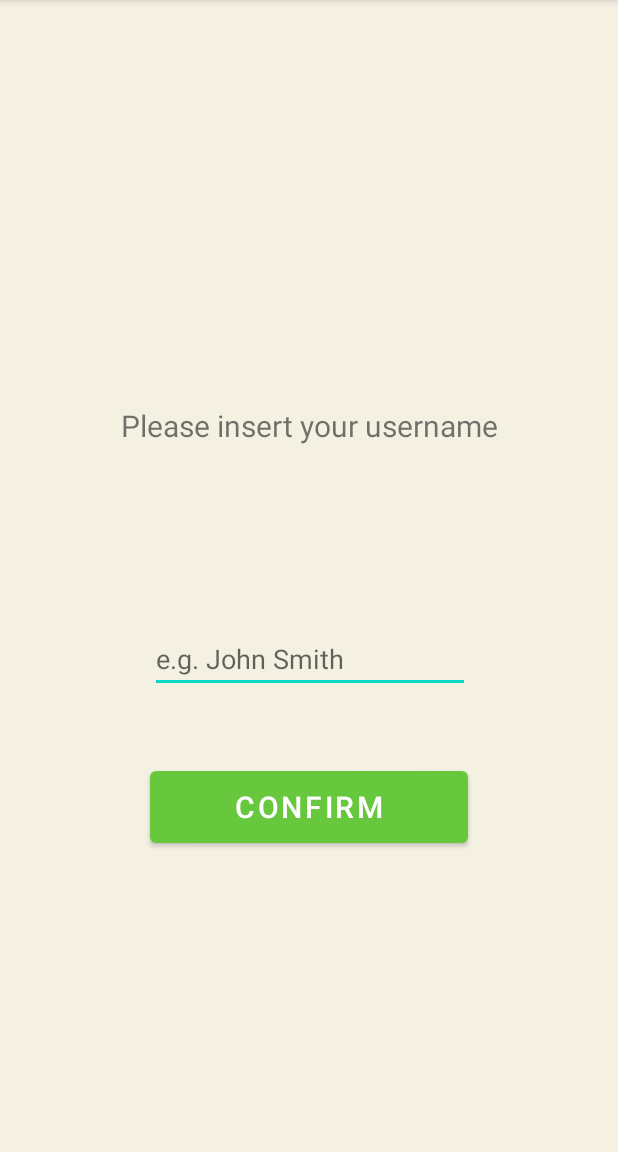
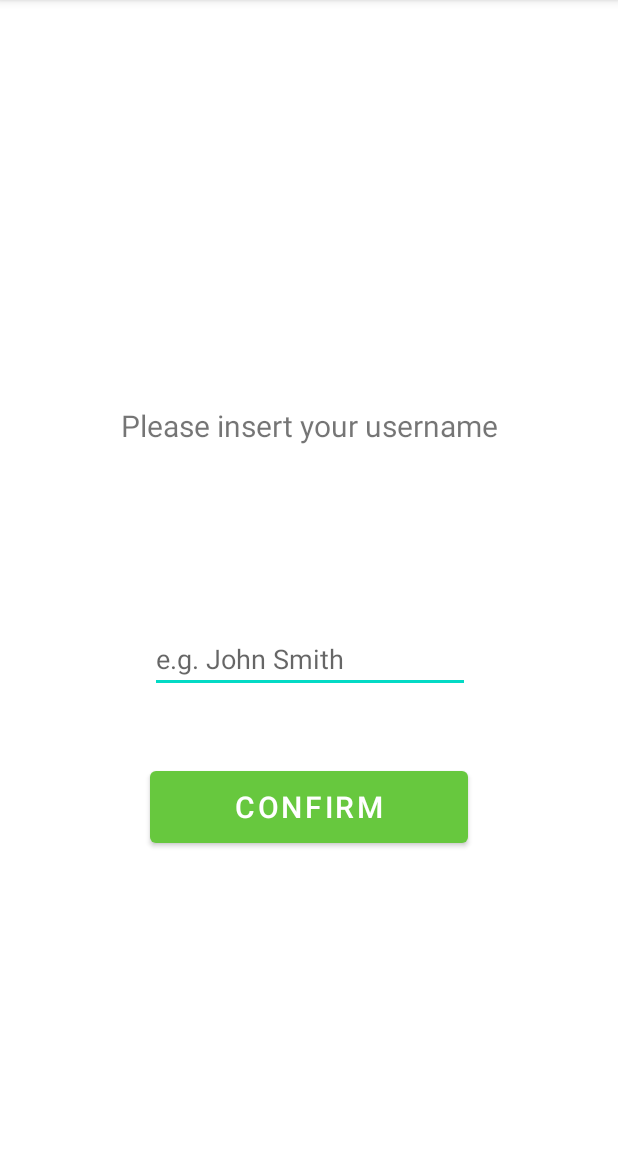
Before and after one commit to CarmeloAparo/TrainingStat, an Android app: the screen it shows after launch (MainActivity), on a phone screen of 412 x 824 dp, the part 84-1236 px from its top. Run offline under Robolectric (Android 15) with nearby library versions, the phone set to English and light mode, and no system bars.

Commit message:
fix background color

```diff
--- a/TrainingStat/app/src/main/res/layout/activity_main.xml
+++ b/TrainingStat/app/src/main/res/layout/activity_main.xml
@@ -4,7 +4,7 @@
     xmlns:tools="http://schemas.android.com/tools"
     android:layout_width="match_parent"
     android:layout_height="match_parent"
-    android:background="@color/gentle_background"
+    android:background="?android:attr/colorBackground"
     tools:context=".MainActivity">
 
     <Button
```
